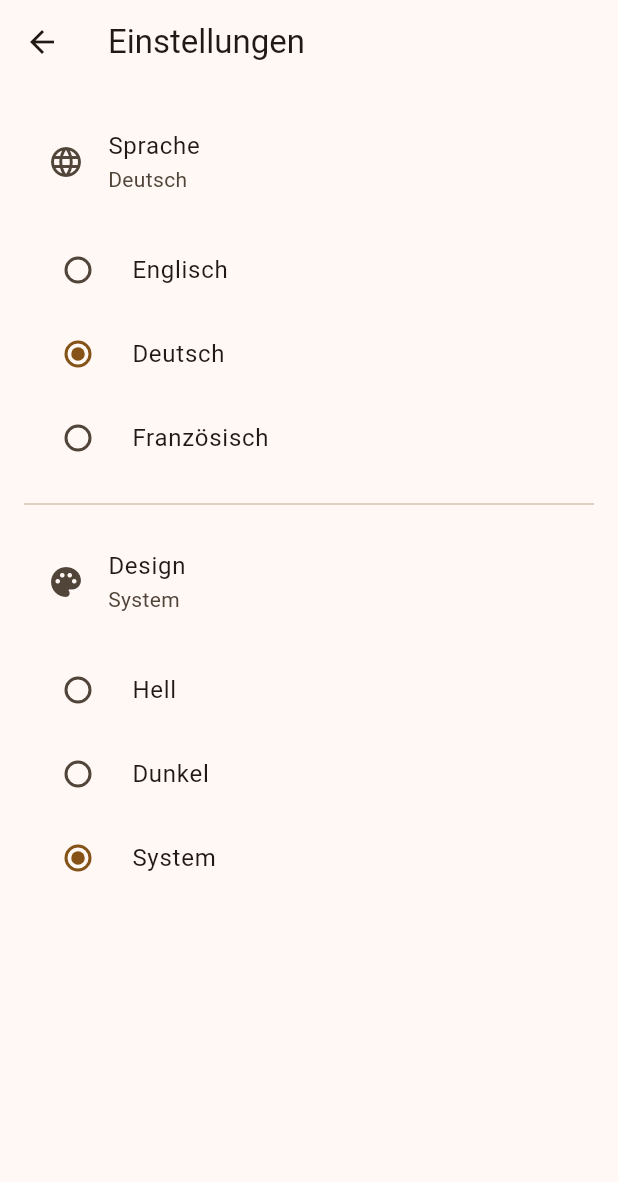
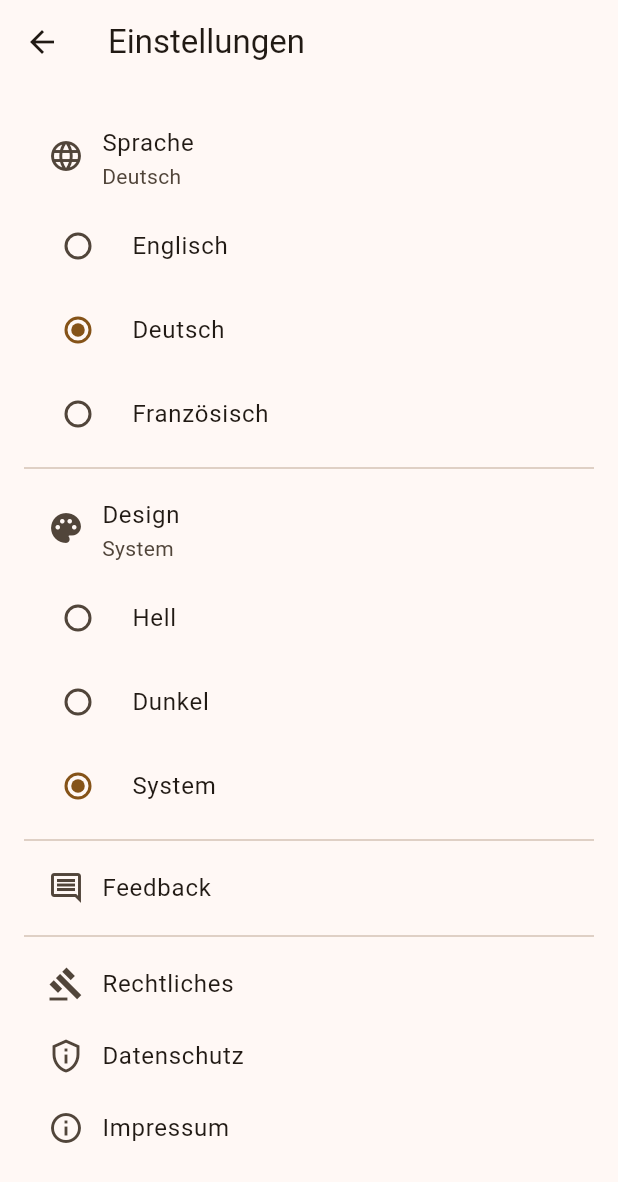
Before and after one commit to fred-ldrs/bitcointrivia-app, a Flutter app: the SettingsScreen screen opened directly, after a tap on "German", on a phone screen of 412 x 824 dp. Shown: the top 1182 px of the screen. Run offline on Flutter 3.47's test engine with Material 3 defaults, Android fonts, the phone set to English and light mode, and no system bars; our stand-ins replace package_info_plus, sqflite; accounts and stored records are empty.

Commit message:
feedback and legal moved unter settings

```diff
--- a/lib/l10n/app_de.arb
+++ b/lib/l10n/app_de.arb
@@ -12,6 +12,7 @@
   "supportProject": "Projekt unterstützen",
   "privacy": "Datenschutz",
   "impressum": "Impressum",
+  "legal": "Rechtliches",
   "supportTitle": "Projekt unterstützen",
   "supportBitcoinTrivia": "Unterstütze Bitcoin Trivia",
   "supportDescription": "Wenn dir das Projekt gefällt, kannst du es auf verschiedene Arten unterstützen.",
--- a/lib/l10n/app_en.arb
+++ b/lib/l10n/app_en.arb
@@ -32,6 +32,10 @@
   "impressum": "Legal Notice",
   "@impressum": {
     "description": "Impressum/Legal notice menu item"
+  },
+  "legal": "Legal",
+  "@legal": {
+    "description": "Legal section header in settings"
   },
   "supportTitle": "Support the Project",
   "@supportTitle": {
--- a/lib/l10n/app_fr.arb
+++ b/lib/l10n/app_fr.arb
@@ -12,6 +12,7 @@
   "supportProject": "Soutenir le projet",
   "privacy": "Politique de confidentialité",
   "impressum": "Mentions légales",
+  "legal": "Juridique",
   "supportTitle": "Soutenir le projet",
   "supportBitcoinTrivia": "Soutenez Bitcoin Trivia",
   "supportDescription": "Si vous aimez le projet, vous pouvez le soutenir de différentes manières.",
--- a/lib/l10n/app_localizations.dart
+++ b/lib/l10n/app_localizations.dart
@@ -171,6 +171,12 @@ abstract class AppLocalizations {
   /// In en, this message translates to:
   /// **'Legal Notice'**
   String get impressum;
+
+  /// Legal section header in settings
+  ///
+  /// In en, this message translates to:
+  /// **'Legal'**
+  String get legal;
 
   /// Title of the support screen
   ///
--- a/lib/l10n/app_localizations_de.dart
+++ b/lib/l10n/app_localizations_de.dart
@@ -43,6 +43,9 @@ class AppLocalizationsDe extends AppLocalizations {
 
   @override
   String get impressum => 'Impressum';
+
+  @override
+  String get legal => 'Rechtliches';
 
   @override
   String get supportTitle => 'Projekt unterstützen';
--- a/lib/l10n/app_localizations_en.dart
+++ b/lib/l10n/app_localizations_en.dart
@@ -43,6 +43,9 @@ class AppLocalizationsEn extends AppLocalizations {
 
   @override
   String get impressum => 'Legal Notice';
+
+  @override
+  String get legal => 'Legal';
 
   @override
   String get supportTitle => 'Support the Project';
--- a/lib/l10n/app_localizations_fr.dart
+++ b/lib/l10n/app_localizations_fr.dart
@@ -43,6 +43,9 @@ class AppLocalizationsFr extends AppLocalizations {
 
   @override
   String get impressum => 'Mentions légales';
+
+  @override
+  String get legal => 'Juridique';
 
   @override
   String get supportTitle => 'Soutenir le projet';
--- a/lib/screens/home_screen.dart
+++ b/lib/screens/home_screen.dart
@@ -73,20 +73,6 @@ class HomeScreen extends StatelessWidget {
                 ),
                 child: Text(l10n.settings),
               ),
-              TextButton(
-                onPressed: () {
-                  Navigator.push(
-                    context,
-                    MaterialPageRoute(builder: (context) => const FeedbackScreen()),
-                  );
-                },
-                style: TextButton.styleFrom(
-                  foregroundColor: Theme.of(context).brightness == Brightness.light
-                      ? Colors.black
-                      : null,
-                ),
-                child: Text(l10n.feedback),
-              ),
 
               TextButton(
                 onPressed: () {
@@ -101,37 +87,6 @@ class HomeScreen extends StatelessWidget {
                       : null,
                 ),
                 child: Text(l10n.supportProject),
-              ),
-
-              const SizedBox(height: 40),
-
-              TextButton(
-                onPressed: () {
-                  Navigator.push(
-                    context,
-                    MaterialPageRoute(builder: (context) => const PrivacyScreen()),
-                  );
-                },
-                style: TextButton.styleFrom(
-                  foregroundColor: Theme.of(context).brightness == Brightness.light
-                      ? Colors.black
-                      : null,
-                ),
-                child: Text(l10n.privacy),
-              ),
-              TextButton(
-                onPressed: () {
-                  Navigator.push(
-                    context,
-                    MaterialPageRoute(builder: (context) => ImpressumScreen()),
-                  );
-                },
-                style: TextButton.styleFrom(
-                  foregroundColor: Theme.of(context).brightness == Brightness.light
-                      ? Colors.black
-                      : null,
-                ),
-                child: Text(l10n.impressum),
               ),
 
               // Debug Button (nur in Debug-Builds sichtbar)
--- a/lib/screens/settings_screen.dart
+++ b/lib/screens/settings_screen.dart
@@ -3,6 +3,9 @@ import 'package:provider/provider.dart';
 import '../l10n/app_localizations.dart';
 import '../providers/locale_provider.dart';
 import '../providers/theme_provider.dart';
+import 'privacy_screen.dart';
+import 'impressum_screen.dart';
+import 'feedback_screen.dart';
 
 class SettingsScreen extends StatelessWidget {
   const SettingsScreen({super.key});
@@ -25,8 +28,8 @@ class SettingsScreen extends StatelessWidget {
             leading: const Icon(Icons.language),
             title: Text(l10n.language),
             subtitle: Text(_getLanguageName(localeProvider.locale, l10n)),
+            visualDensity: VisualDensity.compact,
           ),
-          const SizedBox(height: 8),
           RadioListTile<Locale>(
             title: Text(l10n.languageEnglish),
             value: const Locale('en'),
@@ -58,15 +61,15 @@ class SettingsScreen extends StatelessWidget {
             },
           ),
 
-          const Divider(height: 32),
+          const Divider(height: 16),
 
           // Theme Section
           ListTile(
             leading: const Icon(Icons.palette),
             title: Text(l10n.theme),
             subtitle: Text(_getThemeName(themeProvider.themePreference, l10n)),
+            visualDensity: VisualDensity.compact,
           ),
-          const SizedBox(height: 8),
           RadioListTile<ThemePreference>(
             title: Text(l10n.themeLight),
             value: ThemePreference.light,
@@ -95,6 +98,52 @@ class SettingsScreen extends StatelessWidget {
               if (value != null) {
                 themeProvider.setThemePreference(value);
               }
+            },
+          ),
+
+          const Divider(height: 16),
+
+          // Feedback & Info Section
+          ListTile(
+            leading: const Icon(Icons.comment_outlined),
+            title: Text(l10n.feedback),
+            visualDensity: VisualDensity.compact,
+            onTap: () {
+              Navigator.push(
+                context,
+                MaterialPageRoute(builder: (context) => const FeedbackScreen()),
+              );
+            },
+          ),
+
+          const Divider(height: 16),
+
+          // Legal Section
+          ListTile(
+            leading: const Icon(Icons.gavel),
+            title: Text(l10n.legal),
+            visualDensity: VisualDensity.compact,
+          ),
+          ListTile(
+            title: Text(l10n.privacy),
+            leading: const Icon(Icons.privacy_tip_outlined),
+            visualDensity: VisualDensity.compact,
+            onTap: () {
+              Navigator.push(
+                context,
+                MaterialPageRoute(builder: (context) => const PrivacyScreen()),
+              );
+            },
+          ),
+          ListTile(
+            title: Text(l10n.impressum),
+            leading: const Icon(Icons.info_outline),
+            visualDensity: VisualDensity.compact,
+            onTap: () {
+              Navigator.push(
+                context,
+                MaterialPageRoute(builder: (context) => ImpressumScreen()),
+              );
             },
           ),
         ],
```
